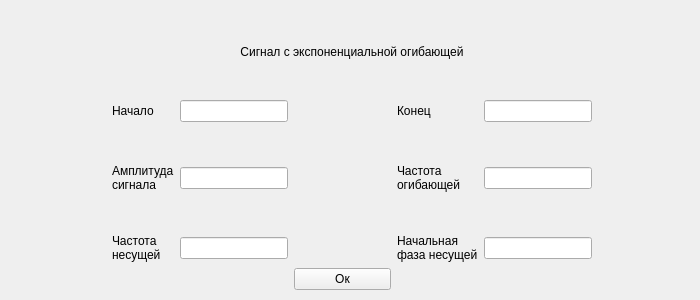
The window that ui/BalanceEnvelope.ui (FroggyKwa/SignalAnalyzer) describes before a commit, drawn with Qt 5.
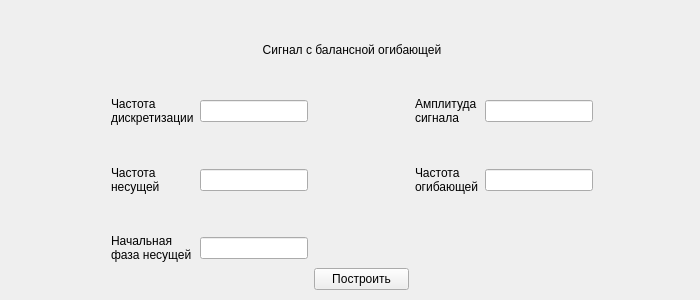
The same window after the commit.

```diff
--- a/ui/BalanceEnvelope.ui
+++ b/ui/BalanceEnvelope.ui
@@ -39,15 +39,7 @@
     <item row="8" column="3">
      <widget class="QPushButton" name="OkButton">
       <property name="text">
-       <string>Ок</string>
-      </property>
-     </widget>
-    </item>
-    <item row="5" column="1">
-     <widget class="QLabel" name="amplitude_edit">
-      <property name="text">
-       <string>Амплитуда
-сигнала</string>
+       <string>Построить</string>
       </property>
      </widget>
     </item>
@@ -77,27 +69,6 @@
       </property>
      </spacer>
     </item>
-    <item row="3" column="4">
-     <widget class="QLabel" name="end_edit">
-      <property name="text">
-       <string>Конец</string>
-      </property>
-     </widget>
-    </item>
-    <item row="7" column="5">
-     <widget class="QLineEdit" name="lineEdit"/>
-    </item>
-    <item row="5" column="2">
-     <widget class="QLineEdit" name="lineEdit_4"/>
-    </item>
-    <item row="7" column="4">
-     <widget class="QLabel" name="start_fase">
-      <property name="text">
-       <string>Начальная
-фаза несущей</string>
-      </property>
-     </widget>
-    </item>
     <item row="6" column="2">
      <spacer name="verticalSpacer_2">
       <property name="orientation">
@@ -112,18 +83,7 @@
      </spacer>
     </item>
     <item row="3" column="2">
-     <widget class="QLineEdit" name="start_edit"/>
-    </item>
-    <item row="3" column="5">
-     <widget class="QLineEdit" name="lineEdit_8"/>
-    </item>
-    <item row="7" column="1">
-     <widget class="QLabel" name="frequency">
-      <property name="text">
-       <string>Частота
-несущей</string>
-      </property>
-     </widget>
+     <widget class="QLineEdit" name="start"/>
     </item>
     <item row="5" column="0">
      <spacer name="horizontalSpacer_2">
@@ -151,9 +111,6 @@
       </property>
      </spacer>
     </item>
-    <item row="7" column="2">
-     <widget class="QLineEdit" name="lineEdit_5"/>
-    </item>
     <item row="5" column="4">
      <widget class="QLabel" name="frequency_envelope">
       <property name="text">
@@ -168,7 +125,7 @@
        <enum>Qt::LeftToRight</enum>
       </property>
       <property name="text">
-       <string>Сигнал с экспоненциальной огибающей</string>
+       <string>Сигнал с балансной огибающей</string>
       </property>
       <property name="alignment">
        <set>Qt::AlignCenter</set>
@@ -178,7 +135,8 @@
     <item row="3" column="1">
      <widget class="QLabel" name="start_edit_2">
       <property name="text">
-       <string>Начало</string>
+       <string>Частота
+дискретизации</string>
       </property>
      </widget>
     </item>
@@ -198,6 +156,39 @@
       </property>
      </spacer>
     </item>
+    <item row="3" column="4">
+     <widget class="QLabel" name="amplitude_edit">
+      <property name="text">
+       <string>Амплитуда
+сигнала</string>
+      </property>
+     </widget>
+    </item>
+    <item row="3" column="5">
+     <widget class="QLineEdit" name="a"/>
+    </item>
+    <item row="5" column="1">
+     <widget class="QLabel" name="frequency">
+      <property name="text">
+       <string>Частота
+несущей</string>
+      </property>
+     </widget>
+    </item>
+    <item row="5" column="2">
+     <widget class="QLineEdit" name="fn"/>
+    </item>
+    <item row="7" column="1">
+     <widget class="QLabel" name="start_fase">
+      <property name="text">
+       <string>Начальная
+фаза несущей</string>
+      </property>
+     </widget>
+    </item>
+    <item row="7" column="2">
+     <widget class="QLineEdit" name="fi"/>
+    </item>
    </layout>
   </widget>
  </widget>
```
Left out of the diff: 4 changed lines with no effect on the pictures.
